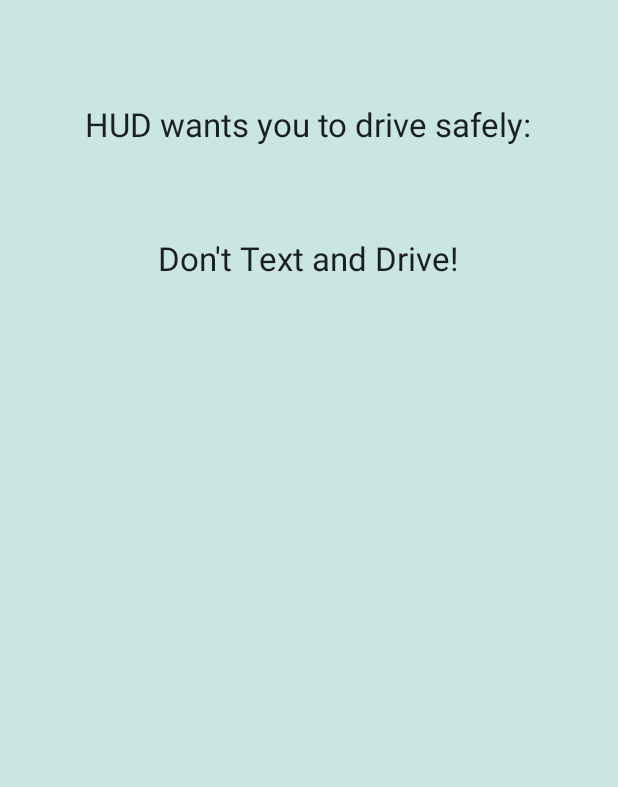
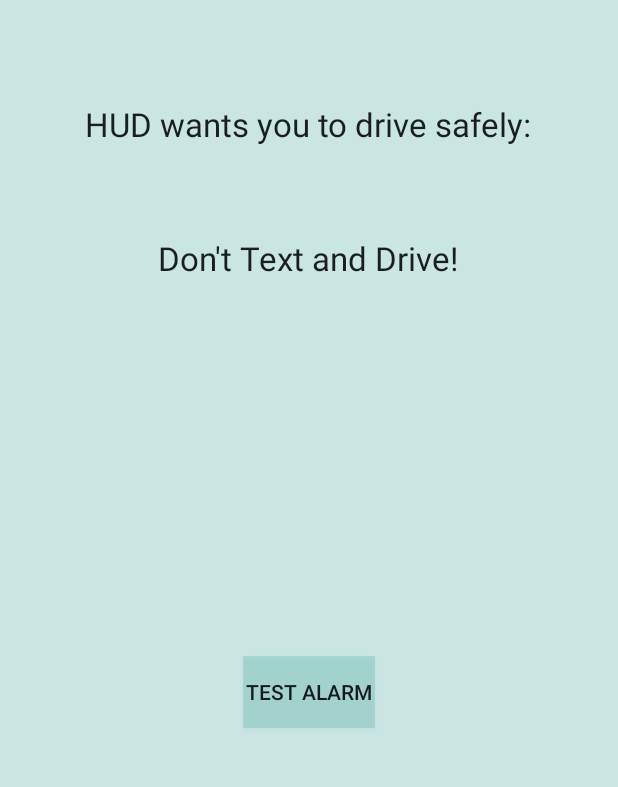
Before and after one commit to NoelleTemple/SDApplication, an Android app: the DrivingPage screen opened directly, with no data from a screen before it, on a phone screen of 412 x 824 dp, the part 132-919 px from its top. Run offline under Robolectric (Android 15) with nearby library versions, the phone set to English and light mode, and no system bars.

Commit message:
alarm added

```diff
--- a/app/src/main/java/com/example/myapplication/DrivingPage.java
+++ b/app/src/main/java/com/example/myapplication/DrivingPage.java
@@ -1,13 +1,19 @@
 package com.example.myapplication;
 
 import androidx.appcompat.app.AppCompatActivity;
+
 import android.content.Intent;
+//import android.content.res.AssetFileDescriptor;
+import android.media.MediaPlayer;
 import android.os.Bundle;
 import android.view.View;
+import android.widget.Button;
 import android.widget.ImageButton;
 
+import java.io.IOException;
+
 public class DrivingPage extends AppCompatActivity {
-ProfileInfo profile;
+    ProfileInfo profile;
     @Override
     protected void onCreate(Bundle savedInstanceState) {
         super.onCreate(savedInstanceState);
@@ -22,7 +28,28 @@ ProfileInfo profile;
                 goHome();
             }
         });
+
+        final boolean[] i = {false};
+
+        final MediaPlayer alarm = MediaPlayer.create(DrivingPage.this, R.raw.alarm);
+
+        Button alarm_button = findViewById(R.id.alarm_button);
+        alarm_button.setOnClickListener(new View.OnClickListener() {
+            @Override
+            public void onClick(View v) {
+                i[0] = !i[0];
+                if (i[0]) {
+                    alarm.start();
+                    alarm.setLooping(true);
+                } else {
+                    alarm.pause();
+                    //alarm.stop(); //to completely stop
+                }
+            }
+        });
+
     }
+
     private void goHome() {
         Intent intent = new Intent(this, MainActivity.class);
         startActivity(intent);
--- a/app/src/main/res/layout/activity_driving_page.xml
+++ b/app/src/main/res/layout/activity_driving_page.xml
@@ -39,4 +39,15 @@
         app:layout_constraintEnd_toEndOf="@+id/drive_safe"
         app:layout_constraintStart_toStartOf="@+id/drive_safe"
         app:layout_constraintTop_toBottomOf="@+id/drive_safe" />
+
+    <Button
+        android:id="@+id/alarm_button"
+        android:layout_width="wrap_content"
+        android:layout_height="wrap_content"
+        android:background="#2C009688"
+        android:text="@string/alarm_button"
+        app:layout_constraintBottom_toBottomOf="parent"
+        app:layout_constraintEnd_toEndOf="@+id/text_drive"
+        app:layout_constraintStart_toStartOf="@+id/text_drive"
+        app:layout_constraintTop_toBottomOf="@+id/text_drive" />
 </androidx.constraintlayout.widget.ConstraintLayout>
--- a/app/src/main/res/values/strings.xml
+++ b/app/src/main/res/values/strings.xml
@@ -17,5 +17,6 @@
     <string name="confirm_info_title">Confirm Information</string>
     <string name="confirm_button">My Information is Correct</string>
     <string name="home_button">Go Home</string>
+    <string name="alarm_button">Test Alarm</string>
     <!--string name="About_P">Heads Up Driving, or HUD, is dedicated to making the roads a safer place.  Through sensors embedded in the steering wheel cover, we can track heart rate variability and through rigorous calculations, we can detect if you are falling asleep at the wheel.  Just input your user information so we can make the best possible decisions about your alertness!  If an alarm starts to go off, that\'s your cue to pull over, grab a coffee, or take a quick nap!</string-->
 </resources>
```
